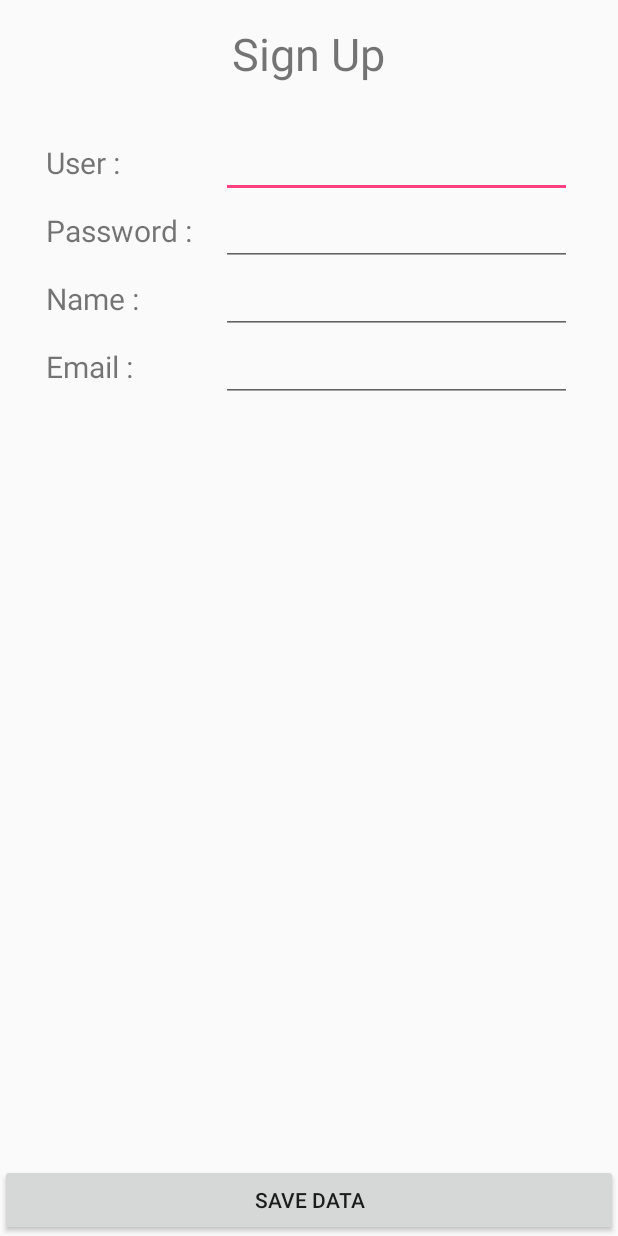
After one commit to masterUNG/DreamGUN, an Android app: the SignUpActivity screen opened directly, with no data from a screen before it, on a phone screen of 412 x 824 dp. The commit adds this screen. Run offline under Robolectric (Android 15) with nearby library versions, the phone set to English and light mode, and no system bars.

Commit message:
Edtitext Finish

```diff
--- a/app/src/main/AndroidManifest.xml
+++ b/app/src/main/AndroidManifest.xml
@@ -15,6 +15,7 @@
                 <category android:name="android.intent.category.LAUNCHER" />
             </intent-filter>
         </activity>
+        <activity android:name=".SignUpActivity"></activity>
     </application>
 
 </manifest>
--- /dev/null
+++ b/app/src/main/java/appewtc/masterung/dreamgun/SignUpActivity.java
@@ -0,0 +1,13 @@
+package appewtc.masterung.dreamgun;
+
+import android.support.v7.app.AppCompatActivity;
+import android.os.Bundle;
+
+public class SignUpActivity extends AppCompatActivity {
+
+    @Override
+    protected void onCreate(Bundle savedInstanceState) {
+        super.onCreate(savedInstanceState);
+        setContentView(R.layout.activity_sign_up);
+    }
+}
--- /dev/null
+++ b/app/src/main/res/layout/activity_sign_up.xml
@@ -0,0 +1,119 @@
+<?xml version="1.0" encoding="utf-8"?>
+<RelativeLayout xmlns:android="http://schemas.android.com/apk/res/android"
+    xmlns:tools="http://schemas.android.com/tools"
+    android:layout_width="match_parent"
+    android:layout_height="match_parent"
+    tools:context="appewtc.masterung.dreamgun.SignUpActivity">
+
+    <TextView
+        android:layout_width="wrap_content"
+        android:layout_height="wrap_content"
+        android:text="@string/signup"
+        android:id="@+id/textView"
+        android:layout_centerHorizontal="true"
+        android:textSize="@dimen/h1"
+        android:layout_marginTop="@dimen/margin" />
+
+    <Button
+        android:layout_width="match_parent"
+        android:layout_height="wrap_content"
+        android:text="@string/save"
+        android:id="@+id/button3"
+        android:layout_alignParentBottom="true" />
+
+    <ScrollView
+        android:layout_width="match_parent"
+        android:layout_height="match_parent"
+        android:id="@+id/scrollView"
+        android:layout_below="@+id/textView"
+        android:layout_above="@+id/button3"
+        android:layout_margin="@dimen/margin" >
+
+        <LinearLayout
+            android:orientation="vertical"
+            android:layout_width="match_parent"
+            android:layout_height="match_parent"
+            android:padding="@dimen/margin">
+
+            <LinearLayout
+                android:orientation="horizontal"
+                android:layout_width="match_parent"
+                android:layout_height="wrap_content">
+
+                <TextView
+                    android:layout_width="0dp"
+                    android:layout_height="wrap_content"
+                    android:text="@string/user"
+                    android:id="@+id/textView2"
+                    android:layout_weight="1"
+                    android:textSize="@dimen/h2" />
+
+                <EditText
+                    android:layout_width="0dp"
+                    android:layout_height="wrap_content"
+                    android:id="@+id/editText3"
+                    android:layout_weight="2" />
+            </LinearLayout>
+
+            <LinearLayout
+                android:orientation="horizontal"
+                android:layout_width="match_parent"
+                android:layout_height="wrap_content" >
+
+                <TextView
+                    android:layout_width="0dp"
+                    android:layout_height="wrap_content"
+                    android:text="@string/pass"
+                    android:id="@+id/textView3"
+                    android:layout_weight="1"
+                    android:textSize="@dimen/h2" />
+
+                <EditText
+                    android:layout_width="0dp"
+                    android:layout_height="wrap_content"
+                    android:id="@+id/editText4"
+                    android:layout_weight="2" />
+            </LinearLayout>
+
+            <LinearLayout
+                android:orientation="horizontal"
+                android:layout_width="match_parent"
+                android:layout_height="wrap_content" >
+
+                <TextView
+                    android:layout_width="0dp"
+                    android:layout_height="wrap_content"
+                    android:text="@string/name"
+                    android:id="@+id/textView4"
+                    android:layout_weight="1"
+                    android:textSize="@dimen/h2" />
+
+                <EditText
+                    android:layout_width="0dp"
+                    android:layout_height="wrap_content"
+                    android:id="@+id/editText5"
+                    android:layout_weight="2" />
+            </LinearLayout>
+
+            <LinearLayout
+                android:orientation="horizontal"
+                android:layout_width="match_parent"
+                android:layout_height="wrap_content" >
+
+                <TextView
+                    android:layout_width="0dp"
+                    android:layout_height="wrap_content"
+                    android:text="@string/email"
+                    android:id="@+id/textView5"
+                    android:layout_weight="1"
+                    android:textSize="@dimen/h2" />
+
+                <EditText
+                    android:layout_width="0dp"
+                    android:layout_height="wrap_content"
+                    android:id="@+id/editText6"
+                    android:layout_weight="2" />
+            </LinearLayout>
+        </LinearLayout>
+    </ScrollView>
+</RelativeLayout>
--- a/app/src/main/res/values/strings.xml
+++ b/app/src/main/res/values/strings.xml
@@ -9,5 +9,6 @@
     <string name="email">Email :</string>
     <string name="birth">Birth :</string>
     <string name="country">Country :</string>
+    <string name="save">Save Data</string>
 
 </resources>
```
